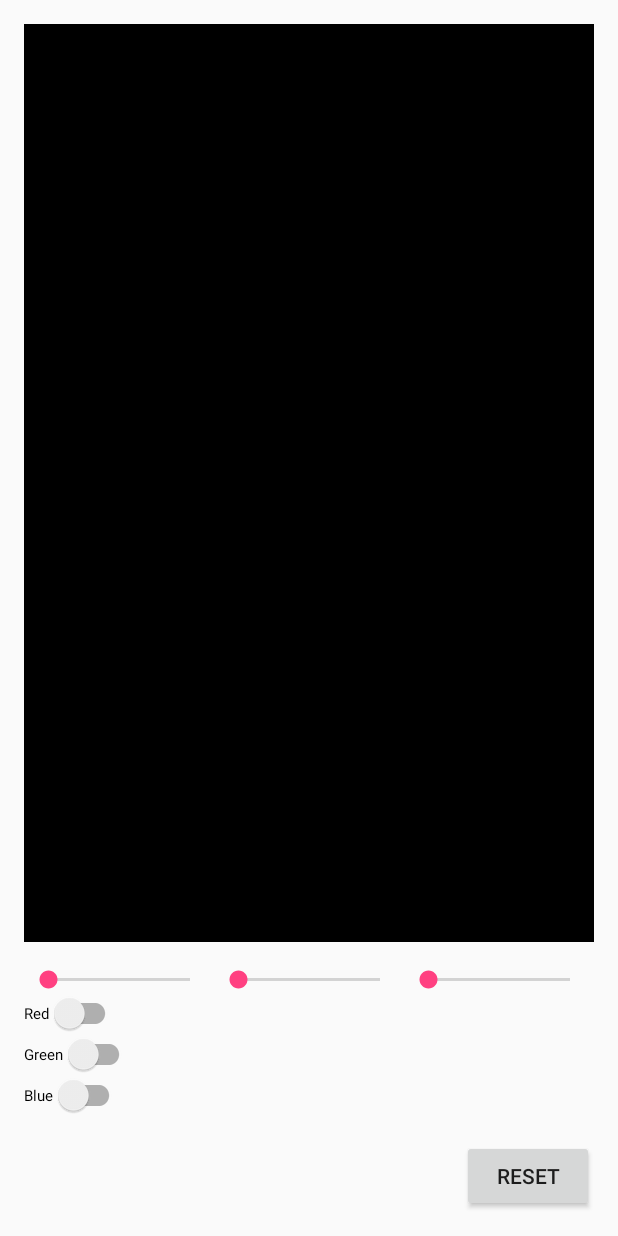
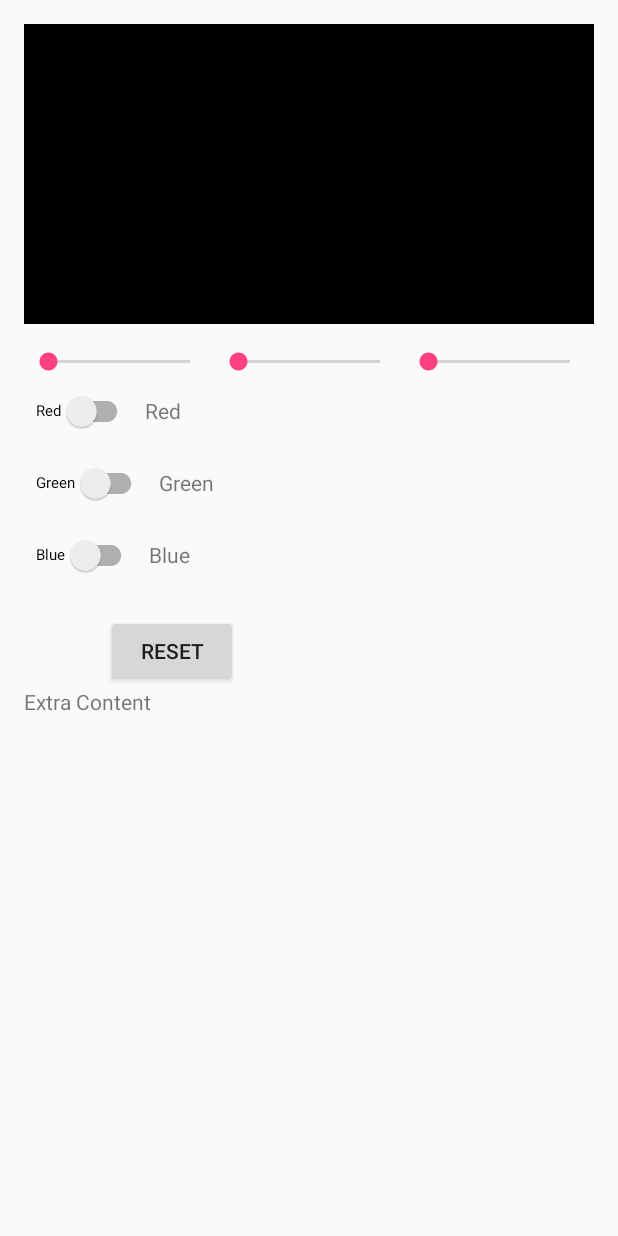
Before and after one commit to mwidodo/411persistence, an Android app built with Jetpack Compose: the layout activity_main_land.xml on its own in the app's theme, with its tools: preview values and no code run, on a phone screen of 412 x 824 dp. Run offline under Robolectric (Android 15) with nearby library versions, the phone set to English and light mode, and no system bars.

Commit message:
initial commit

```diff
--- a/app/src/main/res/layout/activity_main.xml
+++ b/app/src/main/res/layout/activity_main.xml
@@ -1,9 +1,13 @@
-<LinearLayout
+<ScrollView
     xmlns:android="http://schemas.android.com/apk/res/android"
     xmlns:app="http://schemas.android.com/apk/res-auto"
     xmlns:tools="http://schemas.android.com/tools"
     android:layout_width="match_parent"
-    android:layout_height="match_parent"
+    android:layout_height="match_parent">
+
+    <LinearLayout
+        android:layout_width="match_parent"
+        android:layout_height="wrap_content"
         android:orientation="vertical"
         android:padding="16dp"
         tools:context=".MainActivity">
@@ -12,7 +16,7 @@
         <FrameLayout
             android:id="@+id/colorPreview"
             android:layout_width="match_parent"
-        android:layout_height="0dp"
+            android:layout_height="200dp"
             android:layout_weight="1"
             android:background="@color/colorPreviewBackground">
             <!-- You can customize the colorPreview layout -->
@@ -33,13 +37,14 @@
             android:paddingBottom="12dp"
             android:autofillHints="postal_code" />
 
-    <!-- EditText for Green Value -->
+        <!-- Red Slider -->
         <SeekBar
             android:id="@+id/redSlider"
             android:layout_width="match_parent"
             android:layout_height="wrap_content"
             android:layout_marginTop="16dp" />
 
+        <!-- EditText for Green Value -->
         <EditText
             android:id="@+id/greenEditText"
             android:layout_width="wrap_content"
@@ -54,13 +59,14 @@
             android:paddingBottom="12dp"
             android:autofillHints="postal_code" />
 
-    <!-- EditText for Blue Value -->
+        <!-- Green Slider -->
         <SeekBar
             android:id="@+id/greenSlider"
             android:layout_width="match_parent"
             android:layout_height="wrap_content"
             android:layout_marginTop="16dp" />
 
+        <!-- EditText for Blue Value -->
         <EditText
             android:id="@+id/blueEditText"
             android:layout_width="wrap_content"
@@ -75,18 +81,14 @@
             android:paddingBottom="12dp"
             android:autofillHints="postal_code" />
 
-    <!-- Red Slider -->
-
-    <!-- Green Slider -->
-
         <!-- Blue Slider -->
-
         <SeekBar
             android:id="@+id/blueSlider"
             android:layout_width="match_parent"
             android:layout_height="wrap_content"
             android:layout_marginTop="16dp" />
 
+        <!-- Red Switch -->
         <androidx.appcompat.widget.SwitchCompat
             android:id="@+id/redSwitch"
             android:layout_width="wrap_content"
@@ -98,6 +100,7 @@
             app:thumbTint="@color/red_thumb_color"
             app:showText="true" />
 
+        <!-- Green Switch -->
         <androidx.appcompat.widget.SwitchCompat
             android:id="@+id/greenSwitch"
             android:layout_width="wrap_content"
@@ -109,6 +112,7 @@
             app:thumbTint="@color/green_thumb_color"
             app:showText="true" />
 
+        <!-- Blue Switch -->
         <androidx.appcompat.widget.SwitchCompat
             android:id="@+id/blueSwitch"
             android:layout_width="wrap_content"
@@ -127,3 +131,4 @@
             android:layout_height="wrap_content"
             android:text="@string/button_reset" />
     </LinearLayout>
+</ScrollView>
--- a/app/src/main/res/layout/activity_main_land.xml
+++ b/app/src/main/res/layout/activity_main_land.xml
@@ -1,25 +1,22 @@
 <?xml version="1.0" encoding="utf-8"?>
-<LinearLayout
-    xmlns:android="http://schemas.android.com/apk/res/android"
-    xmlns:app="http://schemas.android.com/apk/res-auto"
-    xmlns:tools="http://schemas.android.com/tools"
+<ScrollView xmlns:android="http://schemas.android.com/apk/res/android"
     android:layout_width="match_parent"
     android:layout_height="match_parent"
+    xmlns:app="http://schemas.android.com/apk/res-auto">
+
+    <!-- Enclosing LinearLayout for the entire content -->
+    <LinearLayout
+        android:layout_width="match_parent"
+        android:layout_height="wrap_content"
         android:orientation="vertical"
-    android:paddingLeft="16dp"
-    android:paddingTop="16dp"
-    android:paddingRight="16dp"
-    android:paddingBottom="16dp"
-    tools:context=".MainActivity">
+        android:padding="16dp">
 
         <!-- Color Preview FrameLayout -->
         <FrameLayout
             android:id="@+id/colorPreview"
             android:layout_width="match_parent"
-        android:layout_height="0dp"
-        android:layout_weight="1"
+            android:layout_height="200dp"
             android:background="@color/colorPreviewBackground">
-        <!-- You can customize the colorPreview layout -->
         </FrameLayout>
 
         <!-- Sliders -->
@@ -60,28 +57,87 @@
             android:orientation="vertical">
 
             <!-- Red Switch -->
+            <LinearLayout
+                android:id="@+id/redSwitchContainer"
+                android:layout_width="wrap_content"
+                android:layout_height="48dp"
+                android:clickable="true"
+                android:focusable="true"
+                android:orientation="horizontal"
+                android:padding="8dp">
+
                 <androidx.appcompat.widget.SwitchCompat
                     android:id="@+id/redSwitch"
                     android:layout_width="wrap_content"
                     android:layout_height="wrap_content"
-            android:text="Red"
-            app:theme="@style/Widget.AppCompat.CompoundButton.Switch"/>
+                    android:text="@string/label_red"
+                    app:theme="@style/Widget.AppCompat.CompoundButton.Switch"
+                    android:minHeight="48dp"
+                    android:minWidth="48dp"/>
+
+                <TextView
+                    android:layout_width="wrap_content"
+                    android:layout_height="wrap_content"
+                    android:text="@string/label_red"
+                    android:paddingStart="8dp"
+                    android:paddingEnd="8dp"
+                    android:layout_gravity="center_vertical"/>
+            </LinearLayout>
 
             <!-- Green Switch -->
+            <LinearLayout
+                android:id="@+id/greenSwitchContainer"
+                android:layout_width="wrap_content"
+                android:layout_height="48dp"
+                android:clickable="true"
+                android:focusable="true"
+                android:orientation="horizontal"
+                android:padding="8dp">
+
                 <androidx.appcompat.widget.SwitchCompat
                     android:id="@+id/greenSwitch"
                     android:layout_width="wrap_content"
                     android:layout_height="wrap_content"
-            android:text="Green"
-            app:theme="@style/Widget.AppCompat.CompoundButton.Switch"/>
+                    android:text="@string/label_green"
+                    app:theme="@style/Widget.AppCompat.CompoundButton.Switch"
+                    android:minHeight="48dp"
+                    android:minWidth="48dp"/>
+
+                <TextView
+                    android:layout_width="wrap_content"
+                    android:layout_height="wrap_content"
+                    android:text="@string/label_green"
+                    android:paddingStart="8dp"
+                    android:paddingEnd="8dp"
+                    android:layout_gravity="center_vertical"/>
+            </LinearLayout>
 
             <!-- Blue Switch -->
+            <LinearLayout
+                android:id="@+id/blueSwitchContainer"
+                android:layout_width="wrap_content"
+                android:layout_height="48dp"
+                android:clickable="true"
+                android:focusable="true"
+                android:orientation="horizontal"
+                android:padding="8dp">
+
                 <androidx.appcompat.widget.SwitchCompat
                     android:id="@+id/blueSwitch"
                     android:layout_width="wrap_content"
                     android:layout_height="wrap_content"
-            android:text="Blue"
-            app:theme="@style/Widget.AppCompat.CompoundButton.Switch"/>
+                    android:text="@string/label_blue"
+                    app:theme="@style/Widget.AppCompat.CompoundButton.Switch"
+                    android:minHeight="48dp"
+                    android:minWidth="48dp"/>
+
+                <TextView
+                    android:layout_width="wrap_content"
+                    android:layout_height="wrap_content"
+                    android:text="@string/label_blue"
+                    android:paddingStart="8dp"
+                    android:paddingEnd="8dp"
+                    android:layout_gravity="center_vertical"/>
             </LinearLayout>
 
             <!-- Reset Button -->
@@ -89,7 +145,16 @@
                 android:id="@+id/resetButton"
                 android:layout_width="wrap_content"
                 android:layout_height="wrap_content"
-        android:text="Reset"
+                android:text="@string/reset_button_text"
                 android:layout_marginTop="16dp"
                 android:layout_gravity="end"/>
+
+            <!-- Additional content to extend the height -->
+            <TextView
+                android:layout_width="wrap_content"
+                android:layout_height="wrap_content"
+                android:text="@string/Extra_Content" />
+
         </LinearLayout>
+    </LinearLayout>
+</ScrollView>
--- a/app/src/main/res/values/strings.xml
+++ b/app/src/main/res/values/strings.xml
@@ -7,4 +7,9 @@
     <string name="red_intensity_label">Red Intensity Level</string>
     <string name="green_intensity_label">Green Intensity Level</string>
     <string name="blue_intensity_label">Blue Intensity Level</string>
+    <string name="reset_button_text">Reset</string>
+    <string name="label_red">Red</string>
+    <string name="label_blue">Blue</string>
+    <string name="label_green">Green</string>
+    <string name="Extra_Content">Extra Content</string>
 </resources>
```
Lines whose indentation alone changed are shown as unchanged.
